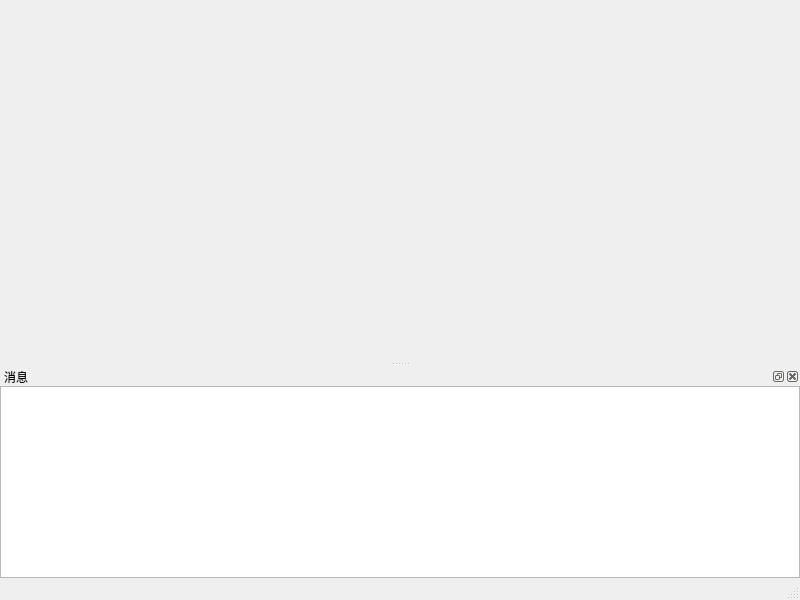
Qt form MainWindow.ui (czyt1988/tmp_exchange) before a commit.
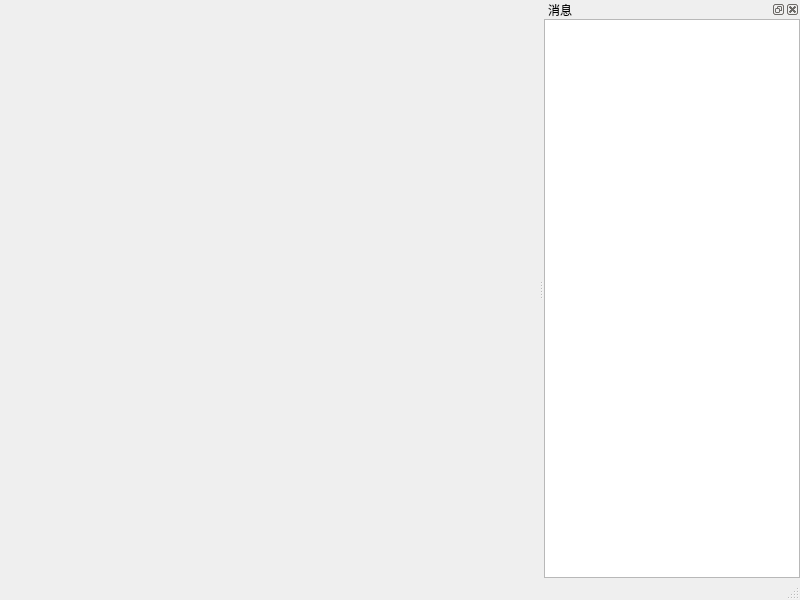
The same form after that commit.

Diff of the .ui file:
```diff
--- a/MainWindow.ui
+++ b/MainWindow.ui
@@ -30,7 +30,7 @@
     <string>消息</string>
    </property>
    <attribute name="dockWidgetArea">
-    <number>8</number>
+    <number>2</number>
    </attribute>
    <widget class="QWidget" name="dockWidgetContents">
     <layout class="QVBoxLayout" name="verticalLayout">
```
